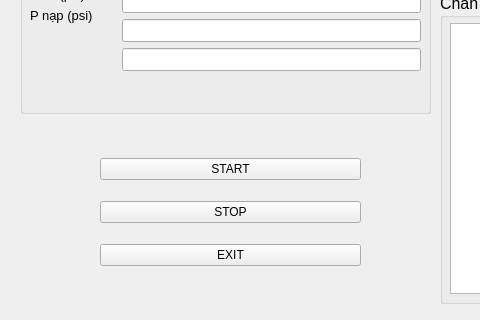
Before: the Qt Designer form GUI/GUI_chandoan.ui in Phamthinh02/Luan_van, drawn with Qt 5; both pictures show x 0 to 480 and y 427 to 747 of the 1182 by 747 pixel window.
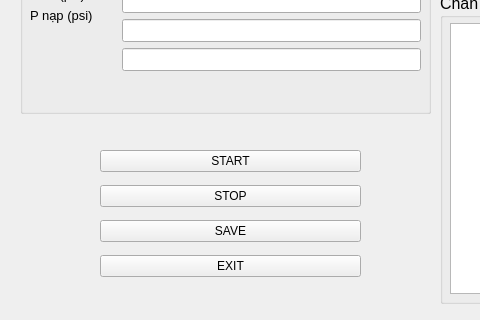
After: the same form once the commit is applied.

```diff
--- a/GUI/GUI_chandoan.ui
+++ b/GUI/GUI_chandoan.ui
@@ -404,7 +404,7 @@
     </property>
    </widget>
   </widget>
-  <widget class="QWidget" name="">
+  <widget class="QWidget" name="layoutWidget">
    <property name="geometry">
     <rect>
      <x>100</x>
@@ -428,6 +428,13 @@
       </property>
      </widget>
     </item>
+    <item>
+     <widget class="QPushButton" name="BT_save">
+      <property name="text">
+       <string>SAVE</string>
+      </property>
+     </widget>
+    </item>
     <item>
      <widget class="QPushButton" name="BT_exit">
       <property name="text">
```
